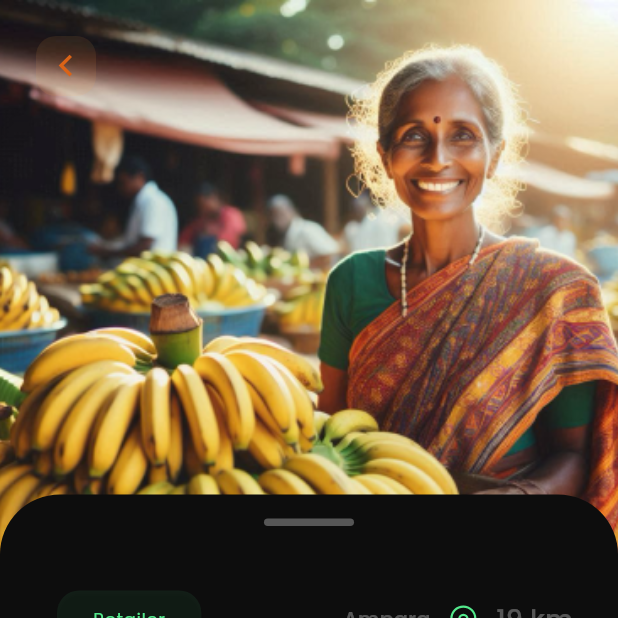
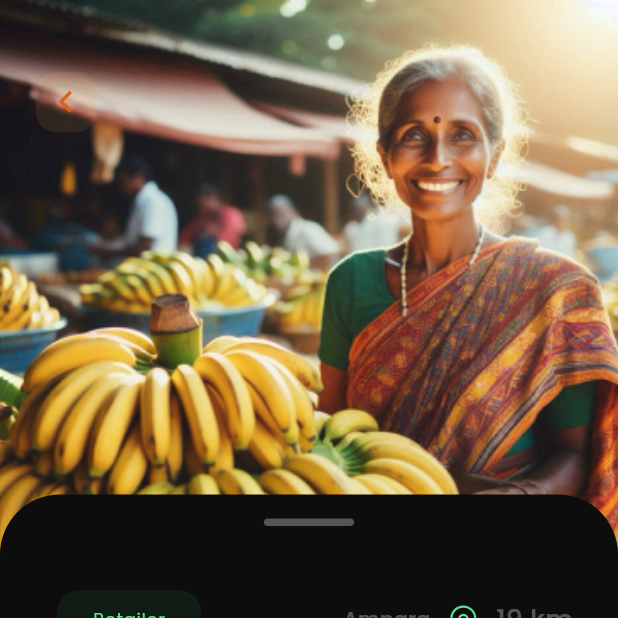
Before and after one commit to chamodperera/agrilink, a Flutter app: the OfferScreen screen opened directly with sample values from the repository, on a phone screen of 412 x 824 dp, the top half of it. Run offline on Flutter 3.47's test engine with Material 3 defaults, Android fonts, the phone set to English and light mode, and no system bars; our stand-ins replace fluentui_system_icons, flutter_svg, google_fonts; project files that could hold a hidden picture were left out.

Commit message:
added podfile and some design tweaks

```diff
--- a/lib/screens/authentication/login_screen.dart
+++ b/lib/screens/authentication/login_screen.dart
@@ -26,8 +26,8 @@ class Login extends StatelessWidget {
         child: Stack(
           children: [
             const Positioned(
-              top: 20,
-              left: 15,
+              top: 40,
+              left: 16,
               child: BackButtonWidget(), // Add the BackButtonWidget here
             ),
             Center(
--- a/lib/screens/authentication/signup_screen.dart
+++ b/lib/screens/authentication/signup_screen.dart
@@ -25,7 +25,7 @@ class SignUp extends StatelessWidget {
         child: Stack(
           children: [
             const Positioned(
-              top: 20,
+              top: 40,
               left: 16,
               child: BackButtonWidget(), // Add the BackButtonWidget here
             ),
@@ -51,7 +51,7 @@ class SignUp extends StatelessWidget {
                   PrimaryButtonDark(
                     text: 'Next',
                     onPressed: () {
-                      Navigator.of(context).pushNamed(AppRoutes.intro1);
+                      Navigator.of(context).pushNamed(AppRoutes.main);;
                     },
                   ),
                   const SizedBox(height: 15),
--- a/lib/screens/main/profile.dart
+++ b/lib/screens/main/profile.dart
@@ -1,4 +1,4 @@
-import 'package:agrilink/widgets/buttons/category_button.dart';
+import 'package:agrilink/widgets/buttons/category_button_green.dart';
 import 'package:agrilink/widgets/buttons/settings_button.dart';
 import 'package:agrilink/widgets/draggable_widget.dart';
 import 'package:fluentui_system_icons/fluentui_system_icons.dart';
@@ -31,7 +31,7 @@ class _ProfileScreenState extends State<ProfileScreen> {
           ),
           DraggableWidget(
             children: [
-              CategoryButton(text: "Farmer", onPressed: () {}),
+              CategoryButtonGreen(text: "Farmer", onPressed: () {}),
               Text("Gihan Kodikara",
                   style: theme.textTheme.titleMedium?.copyWith(
                     fontSize: 30,
--- a/lib/screens/offer_screen.dart
+++ b/lib/screens/offer_screen.dart
@@ -1,7 +1,7 @@
 import 'package:agrilink/models/offers_model.dart';
 import 'package:agrilink/screens/info_screen.dart';
 import 'package:agrilink/widgets/buttons/back_button.dart';
-import 'package:agrilink/widgets/buttons/category_button.dart';
+import 'package:agrilink/widgets/buttons/category_button_green.dart';
 import 'package:agrilink/widgets/buttons/primary_button_dark.dart';
 import 'package:agrilink/widgets/draggable_widget.dart';
 import 'package:fluentui_system_icons/fluentui_system_icons.dart';
@@ -39,7 +39,7 @@ class OfferScreen extends StatelessWidget {
             ),
           ),
           const Positioned(
-            top: 16, // Adjust the top position as needed
+            top: 40, // Adjust the top position as needed
             left: 16, // Adjust the left position as needed
             child: BackButtonWidget(),
           ),
@@ -49,7 +49,7 @@ class OfferScreen extends StatelessWidget {
               Row(
                 mainAxisAlignment: MainAxisAlignment.spaceBetween,
                 children: [
-                  CategoryButton(text: offer.category, onPressed: () {}),
+                  CategoryButtonGreen(text: offer.category, onPressed: () {}),
                   Row(
                     children: [
                       Text(offer.location,
--- a/lib/screens/onboarding/screen_2.dart
+++ b/lib/screens/onboarding/screen_2.dart
@@ -14,9 +14,9 @@ class Intro2 extends StatelessWidget {
       body: Stack(
         children: [
           const Positioned(
-            top: 16,
+            top: 40,
             left: 16,
-            child: BackButton(), // Add the BackButton here
+            child: BackButtonWidget(), // Add the BackButton here
           ),
           Center(
             child: Column(
--- /dev/null
+++ b/lib/widgets/buttons/category_button_green.dart
@@ -0,0 +1,39 @@
+import 'package:flutter/material.dart';
+
+class CategoryButtonGreen extends StatelessWidget {
+  final String text;
+  final VoidCallback onPressed;
+
+  const CategoryButtonGreen({
+    Key? key,
+    required this.text,
+    required this.onPressed,
+  }) : super(key: key);
+
+  @override
+  Widget build(BuildContext context) {
+    final theme = Theme.of(context);
+    return Column(
+      children: [
+        Padding(
+          padding: const EdgeInsets.all(8.0), // Adjust padding as needed
+          child: ElevatedButton(
+            onPressed: onPressed,
+            style: ElevatedButton.styleFrom(
+              backgroundColor: Color.fromARGB(20, 83, 232, 139),
+              shape: RoundedRectangleBorder(
+                borderRadius: BorderRadius.circular(15),
+              ),
+            ),
+            child: Text(
+              text,
+              style: theme.textTheme.bodySmall?.copyWith(
+                color: theme.colorScheme.primary,
+              ),
+            ),
+          ),
+        ),
+      ],
+    );
+  }
+}
--- a/lib/widgets/buttons/category_button.dart
+++ b/lib/widgets/buttons/category_button_grey.dart
@@ -1,10 +1,10 @@
 import 'package:flutter/material.dart';
 
-class CategoryButton extends StatelessWidget {
+class CategoryButtonGrey extends StatelessWidget {
   final String text;
   final VoidCallback onPressed;
 
-  const CategoryButton({
+  const CategoryButtonGrey({
     Key? key,
     required this.text,
     required this.onPressed,
@@ -20,7 +20,7 @@ class CategoryButton extends StatelessWidget {
           child: ElevatedButton(
             onPressed: onPressed,
             style: ElevatedButton.styleFrom(
-              backgroundColor: Color.fromARGB(20, 83, 232, 139),
+              backgroundColor: theme.colorScheme.background,
               shape: RoundedRectangleBorder(
                 borderRadius: BorderRadius.circular(15),
               ),
--- a/lib/widgets/buttons/forward_button.dart
+++ b/lib/widgets/buttons/forward_button.dart
@@ -17,7 +17,7 @@ class ForwardButtonWidget extends StatelessWidget {
         ),
         padding: const EdgeInsets.all(8.0), // Padding for the icon
         child: Icon(
-          size: 18,
+          size: 15,
           FluentIcons.ios_arrow_rtl_24_filled,
           color: colors.error,
         ),
```
Also changed, not shown: lib/screens/onboarding/introscreen_2.dart (deleted, +0 -48 lines), lib/screens/onboarding/screen_w.dart (deleted, +0 -48 lines), lib/widgets/cards/offer_card.dart (+4 -3 lines), 12 other files.
